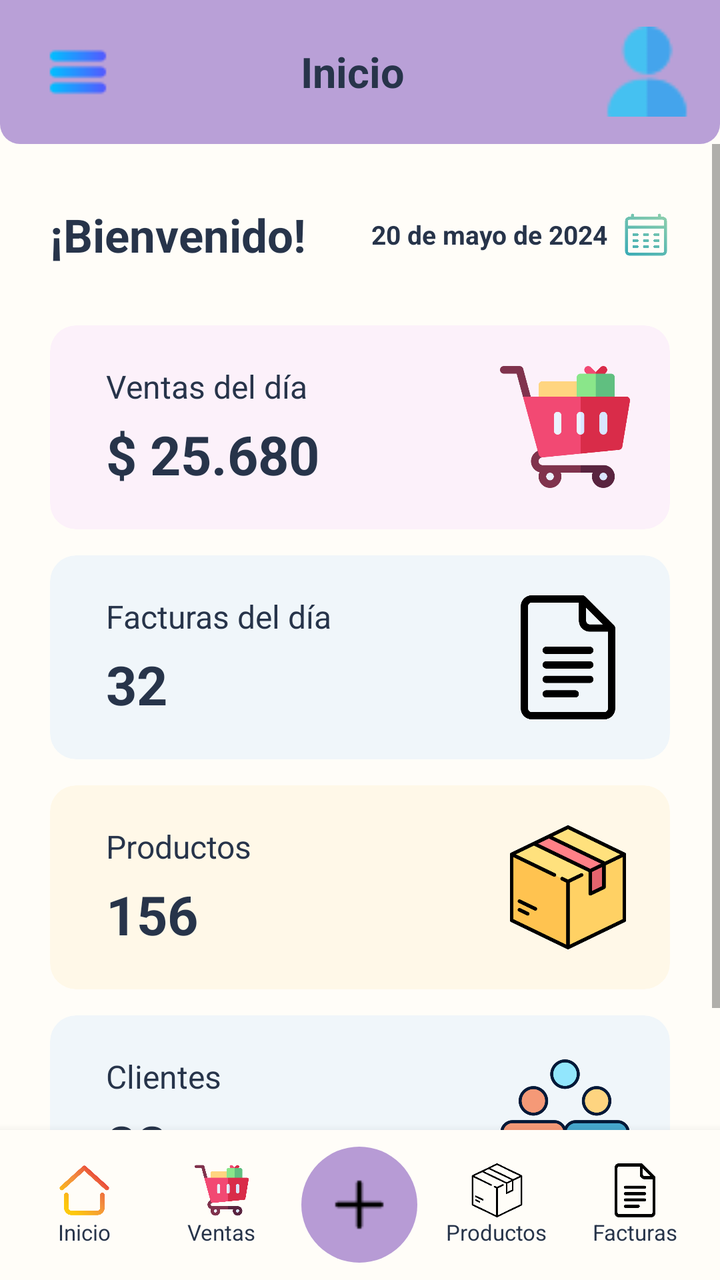
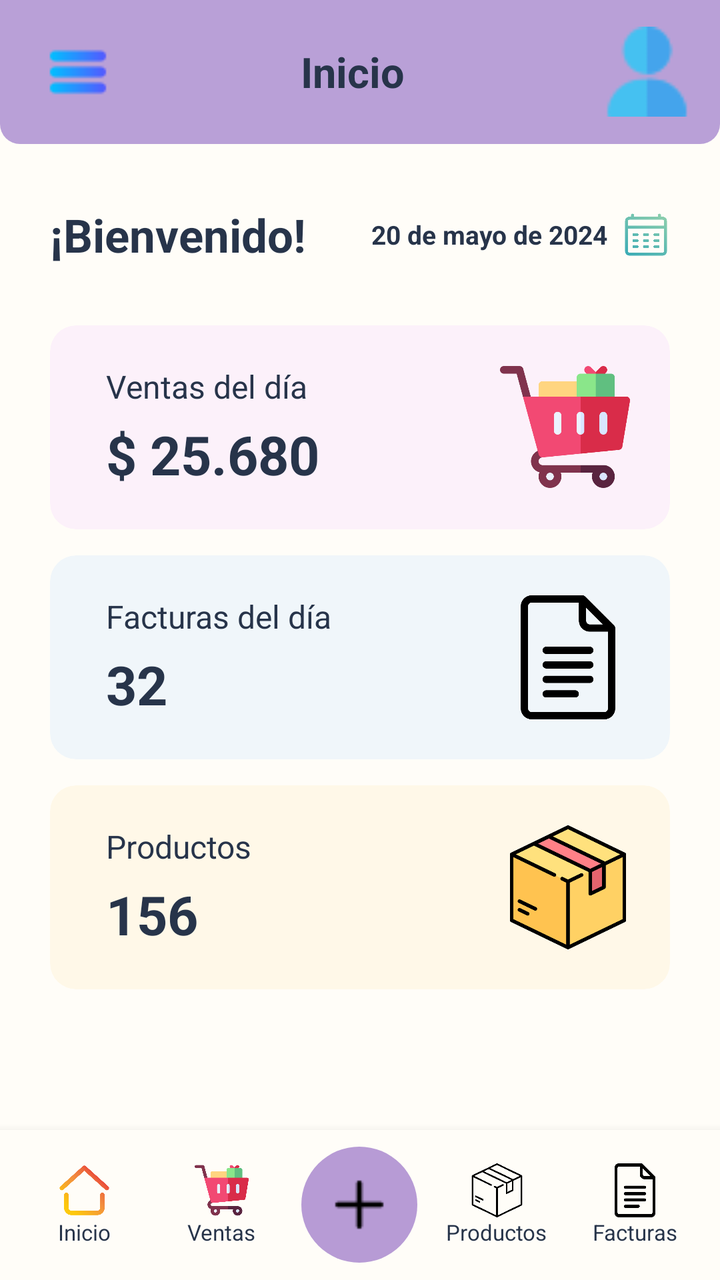

Before-and-after screenshots of an Android layout around one commit, followed by the original layout XML and the change that was made.
<!-- AndroidManifest.xml: application theme Theme.Jugueteria -->
<!-- res/layout/activity_home.xml -->
<?xml version="1.0" encoding="utf-8"?>
<androidx.constraintlayout.widget.ConstraintLayout
    xmlns:android="http://schemas.android.com/apk/res/android"
    xmlns:app="http://schemas.android.com/apk/res-auto"
    xmlns:tools="http://schemas.android.com/tools"

    android:layout_width="match_parent"
    android:layout_height="match_parent"
    android:background="#FFFDF8"
    android:id="@+id/main"
    tools:context=".HomeActivity">


    
    
    

    <LinearLayout
        android:id="@+id/topBar"
        android:layout_width="0dp"
        android:layout_height="72dp"

        android:orientation="horizontal"
        android:gravity="center_vertical"

        android:paddingStart="18dp"
        android:paddingEnd="14dp"

        android:background="@drawable/topbar_background"

        app:layout_constraintTop_toTopOf="parent"
        app:layout_constraintStart_toStartOf="parent"
        app:layout_constraintEnd_toEndOf="parent">


        
        <ImageButton
            android:id="@+id/btnMenu"
            android:layout_width="42dp"
            android:layout_height="42dp"

            android:background="@android:color/transparent"
            android:contentDescription="Menú"

            android:padding="7dp"
            android:src="@drawable/ic_menu" />


        
        <Space
            android:layout_width="0dp"
            android:layout_height="1dp"
            android:layout_weight="1" />


        
        <TextView
            android:id="@+id/txtHeaderTitle"
            android:layout_width="wrap_content"
            android:layout_height="wrap_content"

            android:text="Inicio"
            android:textColor="#27344A"
            android:textSize="21sp"
            android:textStyle="bold" />


        
        <Space
            android:layout_width="0dp"
            android:layout_height="1dp"
            android:layout_weight="1" />


        


        
        <ImageView
            android:id="@+id/imgProfile"
            android:layout_width="45dp"
            android:layout_height="45dp"

            android:layout_marginStart="8dp"

            android:contentDescription="Perfil"
            android:scaleType="centerCrop"

            android:src="@drawable/ic_user" />

    </LinearLayout>


    
    
    

    <ScrollView
        android:id="@+id/scrollContent"

        android:layout_width="0dp"
        android:layout_height="0dp"

        android:fillViewport="true"

        android:clipToPadding="false"

        app:layout_constraintTop_toBottomOf="@id/topBar"
        app:layout_constraintBottom_toTopOf="@id/bottomNavigation"
        app:layout_constraintStart_toStartOf="parent"
        app:layout_constraintEnd_toEndOf="parent">


        <LinearLayout
            android:layout_width="match_parent"
            android:layout_height="wrap_content"

            android:orientation="vertical"

            android:paddingStart="25dp"
            android:paddingEnd="25dp"
            android:paddingTop="30dp"
            android:paddingBottom="25dp">


            
            
            

            <LinearLayout
                android:layout_width="match_parent"
                android:layout_height="wrap_content"

                android:orientation="horizontal"
                android:gravity="center_vertical">


                <TextView
                    android:id="@+id/txtWelcome"
                    android:layout_width="0dp"
                    android:layout_height="wrap_content"

                    android:layout_weight="1"

                    android:text="¡Bienvenido!"
                    android:textColor="#27344A"
                    android:textSize="23sp"
                    android:textStyle="bold" />


                <TextView
                    android:id="@+id/txtDate"
                    android:layout_width="wrap_content"
                    android:layout_height="wrap_content"

                    android:text="20 de mayo de 2024"
                    android:textColor="#27344A"
                    android:textSize="13sp"
                    android:textStyle="bold" />


                <ImageView
                    android:id="@+id/imgCalendar"
                    android:layout_width="24dp"
                    android:layout_height="24dp"

                    android:layout_marginStart="7dp"

                    android:src="@drawable/ic_calendar"
                    android:contentDescription="Calendario" />

            </LinearLayout>


            
            
            

            <androidx.cardview.widget.CardView

                android:id="@+id/cardSales"

                android:layout_width="match_parent"
                android:layout_height="102dp"

                android:layout_marginTop="30dp"

                app:cardBackgroundColor="#FCF1FA"
                app:cardCornerRadius="13dp"
                app:cardElevation="0dp">


                <LinearLayout
                    android:layout_width="match_parent"
                    android:layout_height="match_parent"

                    android:orientation="horizontal"
                    android:gravity="center_vertical"

                    android:paddingStart="28dp"
                    android:paddingEnd="20dp">


                    <LinearLayout
                        android:layout_width="0dp"
                        android:layout_height="wrap_content"

                        android:layout_weight="1"
                        android:orientation="vertical">


                        <TextView
                            android:layout_width="wrap_content"
                            android:layout_height="wrap_content"

                            android:text="Ventas del día"
                            android:textColor="#27344A"
                            android:textSize="16sp" />


                        <TextView
                            android:id="@+id/txtSales"
                            android:layout_width="wrap_content"
                            android:layout_height="wrap_content"

                            android:layout_marginTop="5dp"

                            android:text="$ 25.680"
                            android:textColor="#27344A"
                            android:textSize="27sp"
                            android:textStyle="bold" />

                    </LinearLayout>


                    <ImageView
                        android:layout_width="65dp"
                        android:layout_height="65dp"

                        android:src="@drawable/ic_cart"
                        android:contentDescription="@null" />

                </LinearLayout>

            </androidx.cardview.widget.CardView>


            
            
            

            <androidx.cardview.widget.CardView

                android:id="@+id/cardInvoices"

                android:layout_width="match_parent"
                android:layout_height="102dp"

                android:layout_marginTop="13dp"

                app:cardBackgroundColor="#F0F6FA"
                app:cardCornerRadius="13dp"
                app:cardElevation="0dp">


                <LinearLayout
                    android:layout_width="match_parent"
                    android:layout_height="match_parent"

                    android:orientation="horizontal"
                    android:gravity="center_vertical"

                    android:paddingStart="28dp"
                    android:paddingEnd="20dp">


                    <LinearLayout
                        android:layout_width="0dp"
                        android:layout_height="wrap_content"

                        android:layout_weight="1"
                        android:orientation="vertical">


                        <TextView
                            android:layout_width="wrap_content"
                            android:layout_height="wrap_content"

                            android:text="Facturas del día"
                            android:textColor="#27344A"
                            android:textSize="16sp" />


                        <TextView
                            android:id="@+id/txtInvoices"
                            android:layout_width="wrap_content"
                            android:layout_height="wrap_content"

                            android:layout_marginTop="5dp"

                            android:text="32"
                            android:textColor="#27344A"
                            android:textSize="27sp"
                            android:textStyle="bold" />

                    </LinearLayout>


                    <ImageView
                        android:layout_width="62dp"
                        android:layout_height="62dp"

                        android:src="@drawable/ic_document"
                        android:contentDescription="@null" />

                </LinearLayout>

            </androidx.cardview.widget.CardView>


            
            
            

            <androidx.cardview.widget.CardView

                android:id="@+id/cardProducts"

                android:layout_width="match_parent"
                android:layout_height="102dp"

                android:layout_marginTop="13dp"

                app:cardBackgroundColor="#FFF8E8"
                app:cardCornerRadius="13dp"
                app:cardElevation="0dp">


                <LinearLayout
                    android:layout_width="match_parent"
                    android:layout_height="match_parent"

                    android:orientation="horizontal"
                    android:gravity="center_vertical"

                    android:paddingStart="28dp"
                    android:paddingEnd="20dp">


                    <LinearLayout
                        android:layout_width="0dp"
                        android:layout_height="wrap_content"

                        android:layout_weight="1"
                        android:orientation="vertical">


                        <TextView
                            android:layout_width="wrap_content"
                            android:layout_height="wrap_content"

                            android:text="Productos"
                            android:textColor="#27344A"
                            android:textSize="16sp" />


                        <TextView
                            android:id="@+id/txtProducts"
                            android:layout_width="wrap_content"
                            android:layout_height="wrap_content"

                            android:layout_marginTop="5dp"

                            android:text="156"
                            android:textColor="#27344A"
                            android:textSize="27sp"
                            android:textStyle="bold" />

                    </LinearLayout>


                    <ImageView
                        android:layout_width="62dp"
                        android:layout_height="62dp"

                        android:src="@drawable/ic_box"
                        android:contentDescription="@null" />

                </LinearLayout>

            </androidx.cardview.widget.CardView>


            
            
            

            <androidx.cardview.widget.CardView

                android:id="@+id/cardClients"

                android:layout_width="match_parent"
                android:layout_height="102dp"

                android:layout_marginTop="13dp"

                app:cardBackgroundColor="#F0F6FA"
                app:cardCornerRadius="13dp"
                app:cardElevation="0dp">


                <LinearLayout
                    android:layout_width="match_parent"
                    android:layout_height="match_parent"

                    android:orientation="horizontal"
                    android:gravity="center_vertical"

                    android:paddingStart="28dp"
                    android:paddingEnd="20dp">


                    <LinearLayout
                        android:layout_width="0dp"
                        android:layout_height="wrap_content"

                        android:layout_weight="1"
                        android:orientation="vertical">


                        <TextView
                            android:layout_width="wrap_content"
                            android:layout_height="wrap_content"

                            android:text="Clientes"
                            android:textColor="#27344A"
                            android:textSize="16sp" />


                        <TextView
                            android:id="@+id/txtClients"
                            android:layout_width="wrap_content"
                            android:layout_height="wrap_content"

                            android:layout_marginTop="5dp"

                            android:text="82"
                            android:textColor="#27344A"
                            android:textSize="27sp"
                            android:textStyle="bold" />

                    </LinearLayout>


                    <ImageView
                        android:layout_width="65dp"
                        android:layout_height="65dp"

                        android:src="@drawable/ic_clients"
                        android:contentDescription="@null" />

                </LinearLayout>

            </androidx.cardview.widget.CardView>

        </LinearLayout>

    </ScrollView>


    
    
    

    <LinearLayout
        android:id="@+id/bottomNavigation"

        android:layout_width="0dp"
        android:layout_height="75dp"

        android:orientation="horizontal"
        android:gravity="center_vertical"

        android:background="#FFFDF8"

        android:elevation="8dp"

        android:paddingStart="8dp"
        android:paddingEnd="8dp"

        app:layout_constraintBottom_toBottomOf="parent"
        app:layout_constraintStart_toStartOf="parent"
        app:layout_constraintEnd_toEndOf="parent">


        

        <LinearLayout
            android:id="@+id/navHome"
            android:layout_width="0dp"
            android:layout_height="match_parent"

            android:layout_weight="1"

            android:orientation="vertical"
            android:gravity="center"

            android:clickable="true"
            android:focusable="true">


            <ImageView
                android:layout_width="27dp"
                android:layout_height="27dp"

                android:src="@drawable/ic_home"
                android:contentDescription="Inicio" />


            <TextView
                android:layout_width="wrap_content"
                android:layout_height="wrap_content"

                android:text="Inicio"
                android:textColor="#27344A"
                android:textSize="11sp" />

        </LinearLayout>


        

        <LinearLayout
            android:id="@+id/navSales"
            android:layout_width="0dp"
            android:layout_height="match_parent"

            android:layout_weight="1"

            android:orientation="vertical"
            android:gravity="center"

            android:clickable="true"
            android:focusable="true">


            <ImageView
                android:layout_width="27dp"
                android:layout_height="27dp"

                android:src="@drawable/ic_cart"
                android:contentDescription="Ventas" />


            <TextView
                android:layout_width="wrap_content"
                android:layout_height="wrap_content"

                android:text="Ventas"
                android:textColor="#27344A"
                android:textSize="11sp" />

        </LinearLayout>


        

        <LinearLayout
            android:id="@+id/navAdd"
            android:layout_width="0dp"
            android:layout_height="match_parent"

            android:layout_weight="1"

            android:gravity="center">


            <ImageButton
                android:id="@+id/btnAdd"
                android:layout_width="58dp"
                android:layout_height="58dp"

                android:background="@drawable/add_button"
                android:src="@drawable/ic_add"

                android:contentDescription="Agregar"
                android:padding="15dp" />

        </LinearLayout>


        

        <LinearLayout
            android:id="@+id/navProducts"
            android:layout_width="0dp"
            android:layout_height="match_parent"

            android:layout_weight="1"

            android:orientation="vertical"
            android:gravity="center"

            android:clickable="true"
            android:focusable="true">


            <ImageView
                android:layout_width="27dp"
                android:layout_height="27dp"

                android:src="@drawable/ic_products"
                android:contentDescription="Productos" />


            <TextView
                android:layout_width="wrap_content"
                android:layout_height="wrap_content"

                android:text="Productos"
                android:textColor="#27344A"
                android:textSize="11sp" />

        </LinearLayout>


        

        <LinearLayout
            android:id="@+id/navInvoice"
            android:layout_width="0dp"
            android:layout_height="match_parent"

            android:layout_weight="1"

            android:orientation="vertical"
            android:gravity="center"

            android:clickable="true"
            android:focusable="true">


            <ImageView
                android:layout_width="27dp"
                android:layout_height="27dp"

                android:contentDescription="Más"
                android:src="@drawable/ic_document" />


            <TextView
                android:layout_width="wrap_content"
                android:layout_height="wrap_content"

                android:text="Facturas"
                android:textColor="#27344A"
                android:textSize="11sp" />

        </LinearLayout>

    </LinearLayout>

</androidx.constraintlayout.widget.ConstraintLayout>
<!-- resources referenced by this layout -->
<resources>
  <!-- drawable add_button (drawable) -->
  <?xml version="1.0" encoding="utf-8"?>
  <shape xmlns:android="http://schemas.android.com/apk/res/android"
      android:shape="oval">
  
      <solid android:color="#B79BD5" />
  
  </shape>
  <!-- drawable ic_add: png bitmap (drawable, 279 bytes) -->
  <!-- drawable ic_box: png bitmap (drawable, 19728 bytes) -->
  <!-- drawable ic_calendar: png bitmap (drawable, 23262 bytes) -->
  <!-- drawable ic_cart: png bitmap (drawable, 16656 bytes) -->
  <!-- drawable ic_clients: png bitmap (drawable, 20836 bytes) -->
  <!-- drawable ic_document: png bitmap (drawable, 7573 bytes) -->
  <!-- drawable ic_home: png bitmap (drawable, 18554 bytes) -->
  <!-- drawable ic_menu: png bitmap (drawable, 505 bytes) -->
  <!-- drawable ic_products: png bitmap (drawable, 12970 bytes) -->
  <!-- drawable ic_user: png bitmap (drawable, 854 bytes) -->
  <!-- drawable topbar_background (drawable) -->
  <?xml version="1.0" encoding="utf-8"?>
  <shape xmlns:android="http://schemas.android.com/apk/res/android">
  
      <solid android:color="#B9A0D7" />
  
      <corners
          android:bottomLeftRadius="10dp"
          android:bottomRightRadius="10dp" />
  
  </shape>
  <style name="Theme.Jugueteria" parent="Theme.AppCompat.Light.NoActionBar" />
</resources>

<!-- the commit's change to res/layout/activity_home.xml (unified diff, before → after) -->
@@ -395,73 +395,7 @@
             
             
 
-            <androidx.cardview.widget.CardView
-
-                android:id="@+id/cardClients"
-
-                android:layout_width="match_parent"
-                android:layout_height="102dp"
-
-                android:layout_marginTop="13dp"
-
-                app:cardBackgroundColor="#F0F6FA"
-                app:cardCornerRadius="13dp"
-                app:cardElevation="0dp">
-
-
-                <LinearLayout
-                    android:layout_width="match_parent"
-                    android:layout_height="match_parent"
-
-                    android:orientation="horizontal"
-                    android:gravity="center_vertical"
-
-                    android:paddingStart="28dp"
-                    android:paddingEnd="20dp">
-
-
-                    <LinearLayout
-                        android:layout_width="0dp"
-                        android:layout_height="wrap_content"
-
-                        android:layout_weight="1"
-                        android:orientation="vertical">
-
-
-                        <TextView
-                            android:layout_width="wrap_content"
-                            android:layout_height="wrap_content"
-
-                            android:text="Clientes"
-                            android:textColor="#27344A"
-                            android:textSize="16sp" />
-
-
-                        <TextView
-                            android:id="@+id/txtClients"
-                            android:layout_width="wrap_content"
-                            android:layout_height="wrap_content"
-
-                            android:layout_marginTop="5dp"
-
-                            android:text="82"
-                            android:textColor="#27344A"
-                            android:textSize="27sp"
-                            android:textStyle="bold" />
-
-                    </LinearLayout>
-
-
-                    <ImageView
-                        android:layout_width="65dp"
-                        android:layout_height="65dp"
-
-                        android:src="@drawable/ic_clients"
-                        android:contentDescription="@null" />
-
-                </LinearLayout>
-
-            </androidx.cardview.widget.CardView>
+
 
         </LinearLayout>
 
<!-- resource entries referenced after the edit -->
@@ -12,7 +12,6 @@
   <!-- drawable ic_box: png bitmap (drawable, 19728 bytes) -->
   <!-- drawable ic_calendar: png bitmap (drawable, 23262 bytes) -->
   <!-- drawable ic_cart: png bitmap (drawable, 16656 bytes) -->
-  <!-- drawable ic_clients: png bitmap (drawable, 20836 bytes) -->
   <!-- drawable ic_document: png bitmap (drawable, 7573 bytes) -->
   <!-- drawable ic_home: png bitmap (drawable, 18554 bytes) -->
   <!-- drawable ic_menu: png bitmap (drawable, 505 bytes) -->
